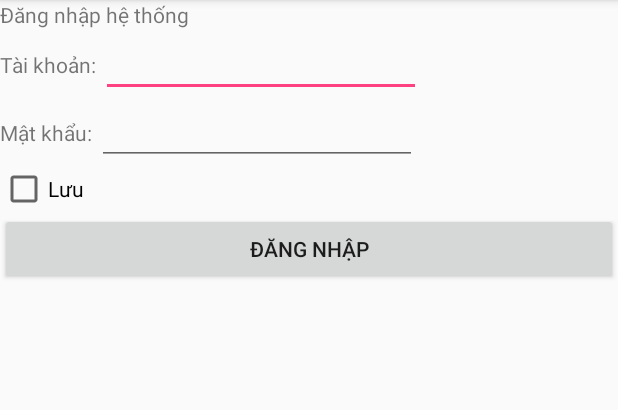
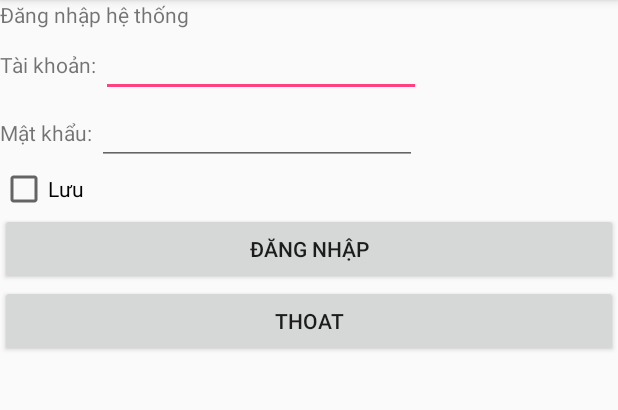
Before and after one commit to drisbui/Android, an Android app: the screen it shows after launch (MainActivity), on a phone screen of 412 x 824 dp, the part 84-494 px from its top. Run offline under Robolectric (Android 15) with nearby library versions, the phone set to English and light mode, and no system bars.

Commit message:
chinh cau thoat

```diff
--- a/app/src/main/res/layout/activity_main.xml
+++ b/app/src/main/res/layout/activity_main.xml
@@ -64,5 +64,11 @@
         android:layout_width="match_parent"
         android:layout_height="wrap_content"
         android:text="Đăng Nhập" />
+    <Button
+        android:id="@+id/btnThoat"
+        android:layout_width="match_parent"
+        android:layout_height="wrap_content"
+        android:text="Thoat" />
+
 
 </LinearLayout>
```
Also changed, not shown: app/src/main/java/com/example/student/buithihoaithuong_16067001/MainActivity.java (+30 -1 lines).
